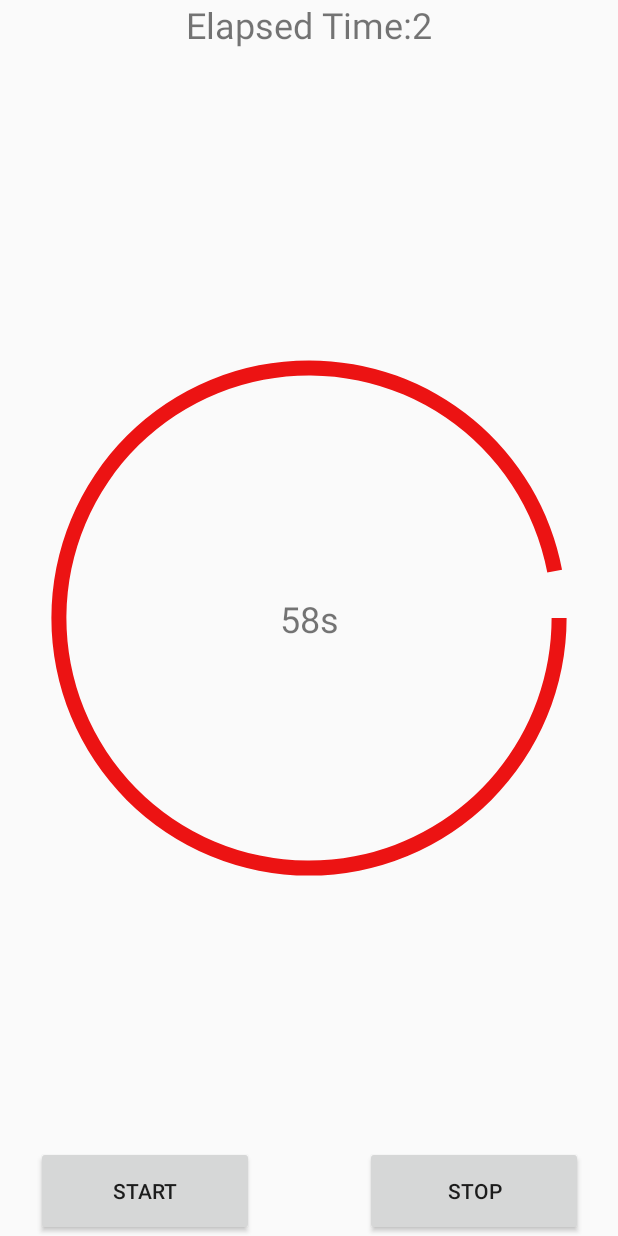
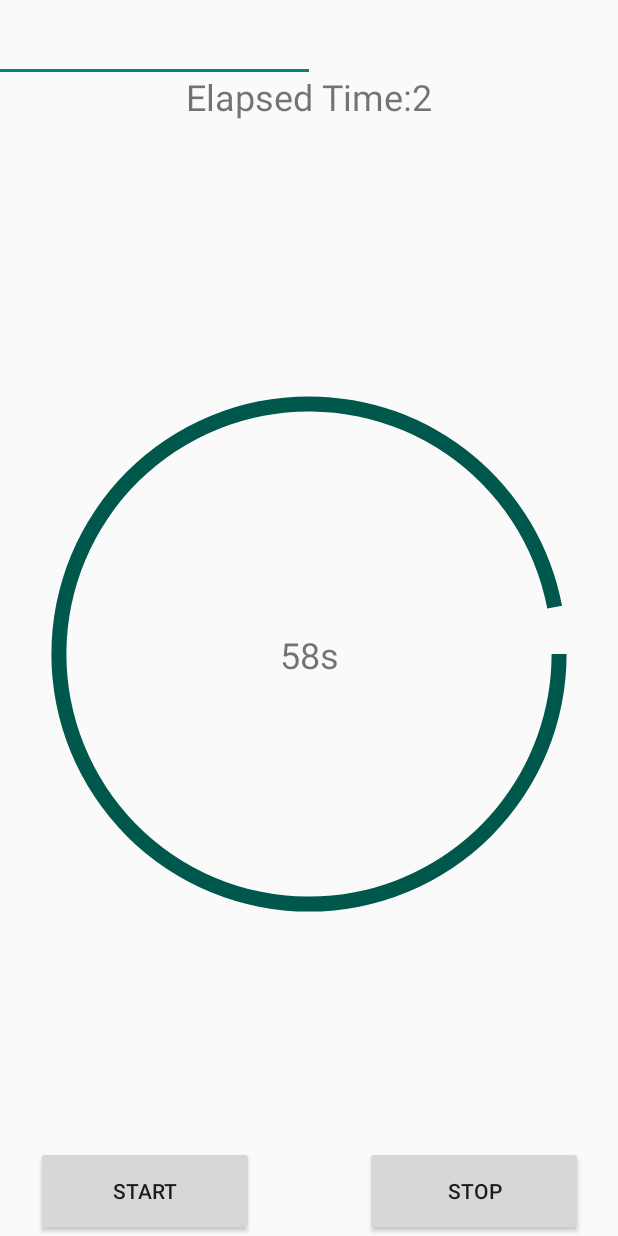
Before and after one commit to telday/interval_timer, an Android app: the screen it shows after launch (MainActivity), after a tap on "START", on a phone screen of 412 x 824 dp. Run offline under Robolectric (Android 15) with nearby library versions, the phone set to English and light mode, and no system bars.

Commit message:
Added IntervalTimer and EMOMTimer classes

```diff
--- a/app/build.gradle
+++ b/app/build.gradle
@@ -22,6 +22,8 @@ dependencies {
     implementation fileTree(dir: 'libs', include: ['*.jar'])
     implementation 'com.android.support:appcompat-v7:28.0.0'
     implementation 'com.android.support.constraint:constraint-layout:1.1.3'
+    implementation 'com.android.support:support-v4:28.0.0'
+    implementation 'android.arch.lifecycle:extensions:1.1.1'
     testImplementation 'junit:junit:4.12'
     androidTestImplementation 'com.android.support.test:runner:1.0.2'
     androidTestImplementation 'com.android.support.test.espresso:espresso-core:3.0.2'
--- a/app/src/main/java/com/emomtimer/MainActivity.java
+++ b/app/src/main/java/com/emomtimer/MainActivity.java
@@ -1,118 +1,46 @@
 package com.emomtimer;
 
-import android.animation.ObjectAnimator;
-import android.content.Context;
 import android.media.MediaPlayer;
-import android.os.CountDownTimer;
-import android.support.v4.widget.CircularProgressDrawable;
+import android.support.design.widget.TabLayout;
+import android.support.v4.app.FragmentManager;
+import android.support.v4.view.ViewPager;
 import android.support.v7.app.AppCompatActivity;
 import android.os.Bundle;
-import android.util.Log;
-import android.view.ContextThemeWrapper;
-import android.view.View;
-import android.view.animation.DecelerateInterpolator;
-import android.widget.Button;
-import android.widget.ProgressBar;
-import android.widget.TextView;
-import android.widget.Toast;
 
-import java.io.Console;
+import com.emomtimer.timer.EMOMTimer;
+import com.emomtimer.timer.IntervalTimer;
+import com.emomtimer.timer.IntervalTimerObserver;
+import com.emomtimer.timer.TimerInterval;
+import com.emomtimer.ui.IntervalTimerPagerAdapter;
 
-public class MainActivity extends AppCompatActivity {
-    private MediaPlayer mediaPlayer;
-    private TextView loopTimer;
-    private TextView fullTimer;
-    private CountDownTimer countDownTimer = null;
-    private ProgressBar intervalProgress;
+public class MainActivity extends AppCompatActivity implements IntervalTimerObserver {
+    private static MediaPlayer mediaPlayer;
 
-    private void playSound(){
-        this.mediaPlayer.start();
+    public static void playSound(){
+        MainActivity.mediaPlayer.start();
     }
 
     @Override
     protected void onCreate(final Bundle savedInstanceState) {
         super.onCreate(savedInstanceState);
         setContentView(R.layout.activity_main);
-        Button startButton = findViewById(R.id.startButton);
-        Button stopButton = findViewById(R.id.stopButton);
+        mediaPlayer = MediaPlayer.create(getApplicationContext(), R.raw.alarmsound);
 
-        loopTimer = findViewById(R.id.loopTimer);
-        fullTimer = findViewById(R.id.fullTimer);
-        intervalProgress = (ProgressBar)findViewById(R.id.intervalProgress);
-        intervalProgress.setProgress(intervalProgress.getMax(), true);
+        EMOMTimer timer = new EMOMTimer(60, 10);
+        timer.register(this);
 
-        mediaPlayer = MediaPlayer.create(this.getApplicationContext(), R.raw.alarmsound);
-        final Context con = this.getApplicationContext();
-        startButton.setOnClickListener(new View.OnClickListener() {
-            @Override
-            public void onClick(View v) {
-                playSound();
-                runTimer(60, 3600);
-            }
-        });
-        stopButton.setOnClickListener(new View.OnClickListener() {
-            @Override
-            public void onClick(View v){
-                destroyTimer();
-                resetTimerText();
-            }
-        });
+        ViewPager pager = findViewById(R.id.viewPager);
+        TabLayout tabLayout = findViewById(R.id.tabLayout);
+        FragmentManager fm = getSupportFragmentManager();
+        pager.setAdapter(new IntervalTimerPagerAdapter(fm));
+        tabLayout.setupWithViewPager(pager);
+
+
+        timer.startNewTimer();
     }
 
-    private void resetTimerText(){
-        fullTimer.setText(getResources().getString(R.string.total_time));
-        loopTimer.setText(getResources().getString(R.string.interval_time));
-    }
-    private void destroyTimer(){
-        if (countDownTimer != null){
-            countDownTimer.cancel();
-        }
-        countDownTimer = null;
-        intervalProgress.setProgress(intervalProgress.getMax(), true);
-    }
-    private String getIntervalTimerTextFromSeconds(int seconds){
-        int minutes = (seconds - (seconds % 60)) / 60;
-        int hours = (minutes - (minutes % 60)) / 60;
-        int reducedMinutes = minutes - (hours * 60);
-        int reducedSeconds = seconds - (minutes * 60);
-        String hourString = new String();
-        if (hours != 0) {
-            hourString.concat(String.format("%dh ", hours));
-        }
-        String minuteString = new String();
-        if (reducedMinutes != 0 || hours != 0) {
-            minuteString.concat(String.format("%dm ", reducedMinutes));
-        }
-        return String.format("%s%s%ds", hourString, minuteString, reducedSeconds);
-    }
+    @Override
+    public void notify(TimerInterval interval) {
 
-    /**
-     * Starts the on screen timer
-     *
-     * @param loopLength The length of the alarm loop in seconds
-     * @param totalTime The total length of the timer in seconds
-     */
-    private void runTimer(final int loopLength, int totalTime){
-        destroyTimer();
-
-        countDownTimer = new CountDownTimer(totalTime * 1000, 1000) {
-            private Long secondsPassed = new Long(0);
-            @Override
-            public void onTick(long millisUntilFinished) {
-                secondsPassed++;
-                if (secondsPassed % loopLength == 0){
-                    playSound();
-                }
-                loopTimer.setText(getIntervalTimerTextFromSeconds(new Long(loopLength - (secondsPassed % loopLength)).intValue()));
-                fullTimer.setText(getResources().getString(R.string.total_time) + secondsPassed.toString());
-                double percentFinished = ((float)(secondsPassed % loopLength) / loopLength) * intervalProgress.getMax();
-                intervalProgress.setProgress(intervalProgress.getMax() - (int)percentFinished, true);
-            }
-
-            @Override
-            public void onFinish() {
-                System.out.print("test");
-            }
-        }.start();
     }
 }
--- /dev/null
+++ b/app/src/main/java/com/emomtimer/timer/EMOMTimer.java
@@ -0,0 +1,7 @@
+package com.emomtimer.timer;
+
+public class EMOMTimer extends IntervalTimer {
+    public EMOMTimer(long workTimeSeconds, int numberOfIntervals) {
+        super(workTimeSeconds, 0, numberOfIntervals);
+    }
+}
--- /dev/null
+++ b/app/src/main/java/com/emomtimer/timer/IntervalTimer.java
@@ -0,0 +1,99 @@
+package com.emomtimer.timer;
+
+import android.os.CountDownTimer;
+
+import java.util.ArrayList;
+import java.util.List;
+
+public class IntervalTimer {
+    private long workTimeSeconds;
+    private long restTimeSeconds;
+    private int numberOfIntervals;
+    private long fullIntervalTimeSeconds;
+    private long totalTimerRuntimeSeconds;
+    private CountDownTimer intervalTimer;
+    private List<IntervalTimerObserver> observerList;
+    private TimerInterval lastInterval;
+
+    public IntervalTimer(long workTimeSeconds, long restTimeSeconds, int numberOfIntervals){
+        this.workTimeSeconds = workTimeSeconds;
+        this.restTimeSeconds = restTimeSeconds;
+        this.numberOfIntervals = numberOfIntervals;
+        this.fullIntervalTimeSeconds = workTimeSeconds + restTimeSeconds;
+        this.totalTimerRuntimeSeconds = fullIntervalTimeSeconds * numberOfIntervals;
+        this.lastInterval = null;
+        observerList = new ArrayList<>();
+    }
+
+    public void register(IntervalTimerObserver observer){
+        this.observerList.add(observer);
+    }
+
+    private void emit(TimerInterval interval){
+        for (IntervalTimerObserver o: observerList) {
+            o.notify(interval);
+        }
+    }
+
+    private void resetTimer(){
+        if (intervalTimer != null){
+            intervalTimer.cancel();
+        }
+        intervalTimer = null;
+    }
+
+    private long secondsToMilliseconds(long seconds){
+        return seconds * 1000;
+    }
+
+    private long millisecondsToSeconds(long milliseconds){
+        return milliseconds / 1000;
+    }
+
+    private class IntervalCountdownTimer extends CountDownTimer {
+        private TimerInterval lastInterval;
+        /**
+         * @param secondsInFuture    The number of seconds in the future from the call
+         *                          to {@link #start()} until the countdown is done and {@link #onFinish()}
+         *                          is called.
+         * @param countDownInterval The interval along the way to receive
+         *                          {@link #onTick(long)} callbacks.
+         */
+        public IntervalCountdownTimer(long secondsInFuture, long countDownInterval) {
+            super(secondsToMilliseconds(secondsInFuture), secondsToMilliseconds(countDownInterval));
+        }
+
+        private TimerInterval calculateCurrentInterval(long secondsPassed) {
+            long remainingTimeInFullInterval = secondsPassed % fullIntervalTimeSeconds;
+            if (remainingTimeInFullInterval <= workTimeSeconds){
+                return TimerInterval.WorkTime;
+            }else if(remainingTimeInFullInterval > workTimeSeconds){
+                return TimerInterval.RestTime;
+            }else{
+                return TimerInterval.Completed;
+            }
+        }
+
+        @Override
+        public void onTick(long millisUntilFinished) {
+            emit(TimerInterval.Tick);
+            long secondsPassed = totalTimerRuntimeSeconds - millisecondsToSeconds(millisUntilFinished);
+            TimerInterval currentInterval = this.calculateCurrentInterval(secondsPassed);
+            if (currentInterval != this.lastInterval) {
+                emit(currentInterval);
+            }
+            this.lastInterval = currentInterval;
+        }
+
+        @Override
+        public void onFinish() {
+            emit(TimerInterval.Completed);
+        }
+    }
+
+    public void startNewTimer(){
+        resetTimer();
+        intervalTimer = new IntervalCountdownTimer(totalTimerRuntimeSeconds, fullIntervalTimeSeconds);
+        intervalTimer.start();
+    }
+}
--- /dev/null
+++ b/app/src/main/java/com/emomtimer/timer/IntervalTimerObserver.java
@@ -0,0 +1,5 @@
+package com.emomtimer.timer;
+
+public interface IntervalTimerObserver {
+    public void notify(TimerInterval interval);
+}
--- /dev/null
+++ b/app/src/main/java/com/emomtimer/timer/TimerInterval.java
@@ -0,0 +1,5 @@
+package com.emomtimer.timer;
+
+public enum TimerInterval{
+    RestTime, WorkTime, Completed, Tick
+}
--- a/app/src/main/java/com/emomtimer/IntervalTimer.java
+++ b/app/src/main/java/com/emomtimer/ui/IntervalTimerFragment.java
@@ -1,6 +1,5 @@
-package com.emomtimer;
+package com.emomtimer.ui;
 
-import android.content.Context;
 import android.media.MediaPlayer;
 import android.os.Bundle;
 import android.os.CountDownTimer;
@@ -12,13 +11,16 @@ import android.widget.Button;
 import android.widget.ProgressBar;
 import android.widget.TextView;
 
+import com.emomtimer.MainActivity;
+import com.emomtimer.R;
+
 
 /**
  * A simple {@link Fragment} subclass.
- * Use the {@link IntervalTimer#newInstance} factory method to
+ * Use the {@link IntervalTimerFragment#newInstance} factory method to
  * create an instance of this fragment.
  */
-public class IntervalTimer extends Fragment {
+public class IntervalTimerFragment extends Fragment {
     /* Example Params
     private static final String ARG_PARAM1 = "param1";
     private static final String ARG_PARAM2 = "param2";
@@ -32,7 +34,7 @@ public class IntervalTimer extends Fragment {
     private CountDownTimer countDownTimer = null;
     private ProgressBar intervalProgress;
 
-    public IntervalTimer() { }
+    public IntervalTimerFragment() { }
 
     /**
      * Use this factory method to create a new instance of
@@ -40,8 +42,8 @@ public class IntervalTimer extends Fragment {
      *
      * @return A new instance of fragment IntervalTimer.
      */
-    public static IntervalTimer newInstance(MediaPlayer mediaPlayer) {
-        IntervalTimer fragment = new IntervalTimer();
+    public static IntervalTimerFragment newInstance(MediaPlayer mediaPlayer) {
+        IntervalTimerFragment fragment = new IntervalTimerFragment();
         Bundle args = new Bundle();
         /* Example of using params This would normally take param1 and param2
 
--- /dev/null
+++ b/app/src/main/java/com/emomtimer/ui/IntervalTimerPagerAdapter.java
@@ -0,0 +1,24 @@
+package com.emomtimer.ui;
+
+import android.support.v4.app.Fragment;
+import android.support.v4.app.FragmentManager;
+import android.support.v4.app.FragmentPagerAdapter;
+
+public class IntervalTimerPagerAdapter extends FragmentPagerAdapter {
+    public IntervalTimerPagerAdapter(FragmentManager fm) {
+        super(fm);
+    }
+
+    @Override
+    public Fragment getItem(int i) {
+        if (i == 0){
+
+        }
+        return new IntervalTimerFragment();
+    }
+
+    @Override
+    public int getCount() {
+        return 2;
+    }
+}
--- a/app/src/main/res/layout/activity_main.xml
+++ b/app/src/main/res/layout/activity_main.xml
@@ -6,69 +6,15 @@
     android:layout_height="match_parent"
     tools:context=".MainActivity">
 
-    <TextView
-        android:id="@+id/fullTimer"
+    <android.support.v4.view.ViewPager
+        android:id="@+id/viewPager"
         android:layout_width="match_parent"
-        android:layout_height="wrap_content"
-        android:text="@string/total_time"
-        android:textAlignment="center"
-        android:textSize="24sp"
-        app:layout_constraintTop_toTopOf="parent"
-        tools:layout_editor_absoluteX="8dp" />
+        android:layout_height="match_parent">
 
-    <TextView
-        android:id="@+id/loopTimer"
-        android:layout_width="match_parent"
-        android:layout_height="wrap_content"
-        android:text="@string/interval_time"
-        android:textAlignment="center"
-        android:textSize="24sp"
-        app:layout_constraintBottom_toBottomOf="@+id/intervalProgress"
-        app:layout_constraintTop_toTopOf="@+id/intervalProgress"
-        tools:layout_editor_absoluteX="-16dp" />
-
-    <Button
-        android:id="@+id/startButton"
-        android:layout_width="145dp"
-        android:layout_height="60dp"
-        android:text="@string/start"
-        app:layout_constraintBottom_toBottomOf="parent"
-        app:layout_constraintEnd_toStartOf="@+id/space"
-        app:layout_constraintStart_toStartOf="parent" />
-
-    <Button
-        android:id="@+id/stopButton"
-        android:layout_width="145dp"
-        android:layout_height="60dp"
-        android:text="@string/stop"
-        app:layout_constraintBottom_toBottomOf="parent"
-        app:layout_constraintEnd_toEndOf="parent"
-        app:layout_constraintStart_toEndOf="@+id/space" />
-
-    <Space
-        android:id="@+id/space"
-        android:layout_width="27dp"
-        android:layout_height="12dp"
-        app:layout_constraintBottom_toBottomOf="parent"
-        app:layout_constraintEnd_toEndOf="parent"
-        app:layout_constraintStart_toStartOf="parent" />
-
-    <ProgressBar
-        android:id="@+id/intervalProgress"
-        style="@android:style/Widget.DeviceDefault.ProgressBar.Horizontal"
-        android:layout_width="372dp"
-        android:layout_height="396dp"
-        android:indeterminate="false"
-        android:max="100"
-        android:progress="0"
-        android:progressDrawable="@drawable/timer"
-        android:progressTint="#EC1313"
-        android:secondaryProgress="0"
-        android:visibility="visible"
-        app:layout_constraintBottom_toBottomOf="parent"
-        app:layout_constraintEnd_toEndOf="parent"
-        app:layout_constraintStart_toStartOf="parent"
-        app:layout_constraintTop_toTopOf="parent"
-        tools:visibility="visible" />
+        <android.support.design.widget.TabLayout
+            android:id="@+id/tabLayout"
+            android:layout_width="match_parent"
+            android:layout_height="wrap_content" />
+    </android.support.v4.view.ViewPager>
 
 </android.support.constraint.ConstraintLayout>
--- /dev/null
+++ b/app/src/main/res/layout/fragment_interval_timer.xml
@@ -0,0 +1,79 @@
+<?xml version="1.0" encoding="utf-8"?>
+<FrameLayout xmlns:android="http://schemas.android.com/apk/res/android"
+    xmlns:tools="http://schemas.android.com/tools"
+    android:layout_width="match_parent"
+    android:layout_height="match_parent"
+    xmlns:app="http://schemas.android.com/apk/res-auto"
+    tools:context=".ui.IntervalTimerFragment">
+
+    <android.support.constraint.ConstraintLayout
+        android:layout_width="match_parent"
+        android:layout_height="match_parent">
+
+        <TextView
+            android:id="@+id/fullTimer"
+            android:layout_width="match_parent"
+            android:layout_height="wrap_content"
+            android:text="@string/total_time"
+            android:textAlignment="center"
+            android:textSize="24sp"
+            app:layout_constraintTop_toTopOf="parent"
+            tools:layout_editor_absoluteX="8dp" />
+
+        <TextView
+            android:id="@+id/loopTimer"
+            android:layout_width="match_parent"
+            android:layout_height="wrap_content"
+            android:text="@string/interval_time"
+            android:textAlignment="center"
+            android:textSize="24sp"
+            app:layout_constraintBottom_toBottomOf="@+id/intervalProgress"
+            app:layout_constraintTop_toTopOf="@+id/intervalProgress"
+            tools:layout_editor_absoluteX="-16dp" />
+
+        <Button
+            android:id="@+id/startButton"
+            android:layout_width="145dp"
+            android:layout_height="60dp"
+            android:text="@string/start"
+            app:layout_constraintBottom_toBottomOf="parent"
+            app:layout_constraintEnd_toStartOf="@+id/space"
+            app:layout_constraintStart_toStartOf="parent" />
+
+        <Button
+            android:id="@+id/stopButton"
+            android:layout_width="145dp"
+            android:layout_height="60dp"
+            android:text="@string/stop"
+            app:layout_constraintBottom_toBottomOf="parent"
+            app:layout_constraintEnd_toEndOf="parent"
+            app:layout_constraintStart_toEndOf="@+id/space" />
+
+        <Space
+            android:id="@+id/space"
+            android:layout_width="27dp"
+            android:layout_height="12dp"
+            app:layout_constraintBottom_toBottomOf="parent"
+            app:layout_constraintEnd_toEndOf="parent"
+            app:layout_constraintStart_toStartOf="parent" />
+
+        <ProgressBar
+            android:id="@+id/intervalProgress"
+            style="@android:style/Widget.DeviceDefault.ProgressBar.Horizontal"
+            android:layout_width="372dp"
+            android:layout_height="396dp"
+            android:indeterminate="false"
+            android:max="100"
+            android:progress="0"
+            android:progressDrawable="@drawable/timer"
+            android:progressTint="@color/colorPrimaryDark"
+            android:secondaryProgress="0"
+            android:visibility="visible"
+            app:layout_constraintBottom_toBottomOf="parent"
+            app:layout_constraintEnd_toEndOf="parent"
+            app:layout_constraintStart_toStartOf="parent"
+            app:layout_constraintTop_toTopOf="parent"
+            tools:visibility="visible" />
+    </android.support.constraint.ConstraintLayout>
+
+</FrameLayout>
--- a/app/src/main/res/values/strings.xml
+++ b/app/src/main/res/values/strings.xml
@@ -4,4 +4,7 @@
     <string name="interval_time"></string>
     <string name="total_time">Elapsed Time: </string>
     <string name="stop">Stop</string>
+
+    <!-- TODO: Remove or change this placeholder text -->
+    <string name="hello_blank_fragment">Hello blank fragment</string>
 </resources>
--- a/build.gradle
+++ b/build.gradle
@@ -7,7 +7,7 @@ buildscript {
 
     }
     dependencies {
-        classpath 'com.android.tools.build:gradle:3.3.0'
+        classpath 'com.android.tools.build:gradle:3.6.2'
 
         // NOTE: Do not place your application dependencies here; they belong
         // in the individual module build.gradle files
```
Also changed, not shown: gradle/wrapper/gradle-wrapper.properties.
